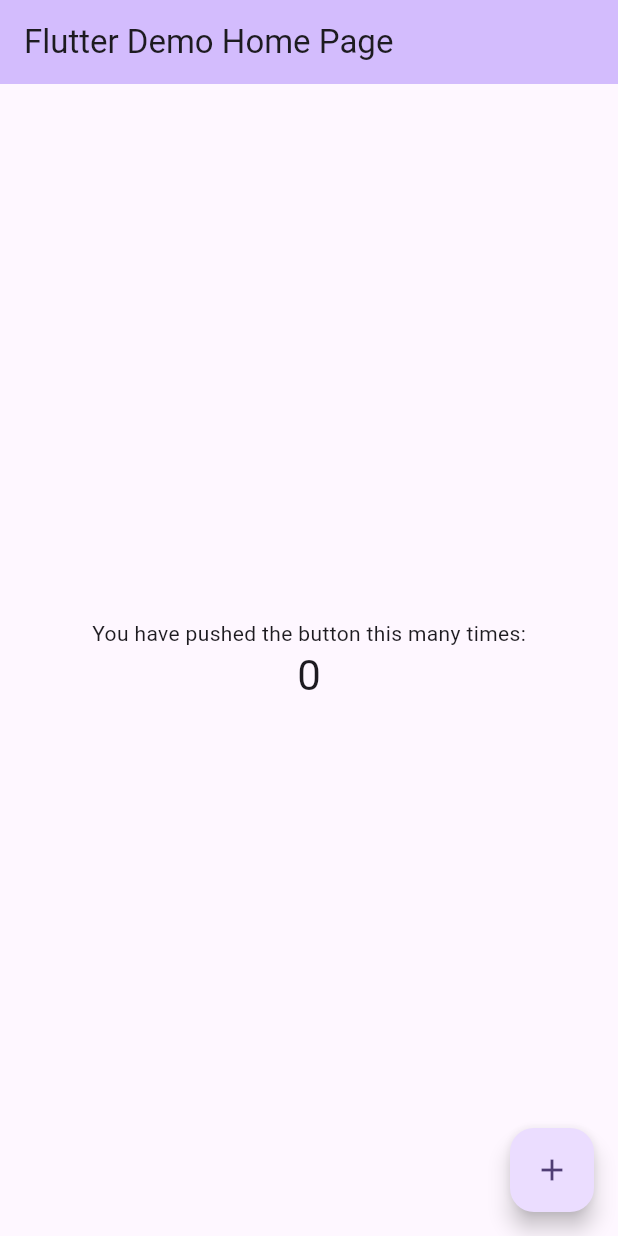
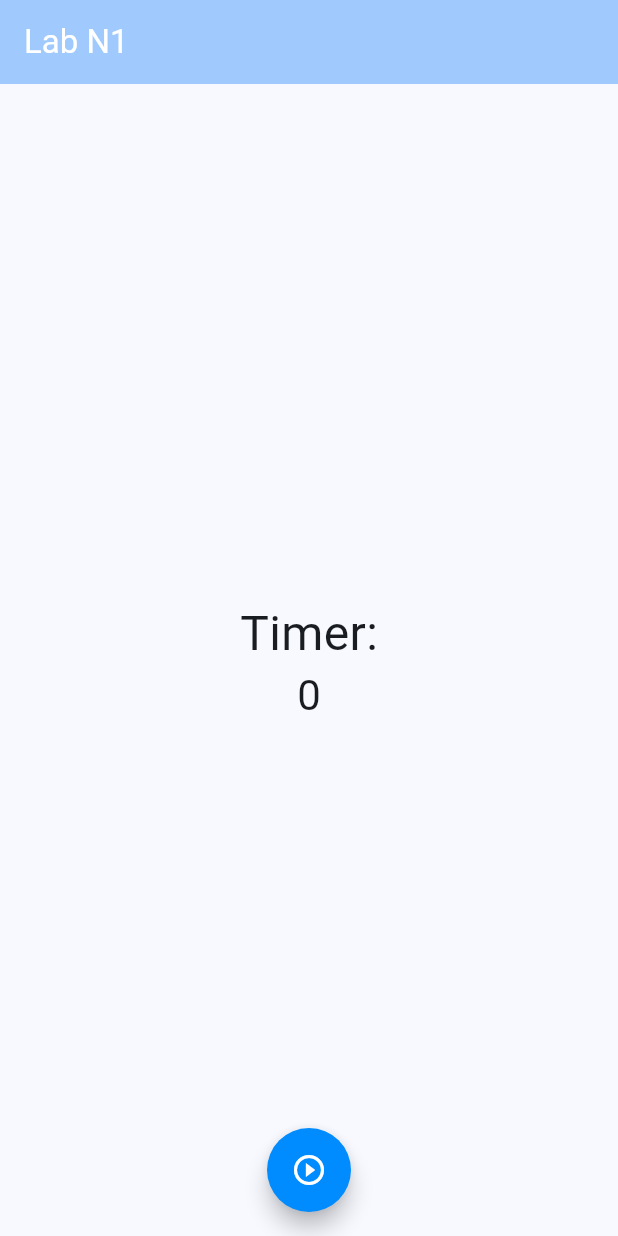
Before and after one commit to Hyder010/lab1_hyder_ahmed, a Flutter app: the screen it shows after launch, on a phone screen of 412 x 824 dp. Run offline on Flutter 3.47's test engine with Material 3 defaults, Android fonts, the phone set to English and light mode, and no system bars.

Commit message:
Updated Main UI

```diff
--- a/lib/main.dart
+++ b/lib/main.dart
@@ -11,26 +11,11 @@ class MyApp extends StatelessWidget {
   @override
   Widget build(BuildContext context) {
     return MaterialApp(
-      title: 'Flutter Demo',
+      title: 'Lab N1',
       theme: ThemeData(
-        // This is the theme of your application.
-        //
-        // TRY THIS: Try running your application with "flutter run". You'll see
-        // the application has a purple toolbar. Then, without quitting the app,
-        // try changing the seedColor in the colorScheme below to Colors.green
-        // and then invoke "hot reload" (save your changes or press the "hot
-        // reload" button in a Flutter-supported IDE, or press "r" if you used
-        // the command line to start the app).
-        //
-        // Notice that the counter didn't reset back to zero; the application
-        // state is not lost during the reload. To reset the state, use hot
-        // restart instead.
-        //
-        // This works for code too, not just values: Most code changes can be
-        // tested with just a hot reload.
-        colorScheme: .fromSeed(seedColor: Colors.deepPurple),
+        colorScheme: .fromSeed(seedColor: Colors.blue),
       ),
-      home: const MyHomePage(title: 'Flutter Demo Home Page'),
+      home: const MyHomePage(title: 'Lab N1'),
     );
   }
 }
@@ -38,17 +23,7 @@ class MyApp extends StatelessWidget {
 class MyHomePage extends StatefulWidget {
   const MyHomePage({super.key, required this.title});
 
-  // This widget is the home page of your application. It is stateful, meaning
-  // that it has a State object (defined below) that contains fields that affect
-  // how it looks.
-
-  // This class is the configuration for the state. It holds the values (in this
-  // case the title) provided by the parent (in this case the App widget) and
-  // used by the build method of the State. Fields in a Widget subclass are
-  // always marked "final".
-
   final String title;
-
   @override
   State<MyHomePage> createState() => _MyHomePageState();
 }
@@ -56,55 +31,28 @@ class MyHomePage extends StatefulWidget {
 class _MyHomePageState extends State<MyHomePage> {
   int _counter = 0;
 
-  void _incrementCounter() {
+  void _startTimer() {
     setState(() {
-      // This call to setState tells the Flutter framework that something has
-      // changed in this State, which causes it to rerun the build method below
-      // so that the display can reflect the updated values. If we changed
-      // _counter without calling setState(), then the build method would not be
-      // called again, and so nothing would appear to happen.
       _counter++;
     });
   }
 
   @override
   Widget build(BuildContext context) {
-    // This method is rerun every time setState is called, for instance as done
-    // by the _incrementCounter method above.
-    //
-    // The Flutter framework has been optimized to make rerunning build methods
-    // fast, so that you can just rebuild anything that needs updating rather
-    // than having to individually change instances of widgets.
     return Scaffold(
       appBar: AppBar(
-        // TRY THIS: Try changing the color here to a specific color (to
-        // Colors.amber, perhaps?) and trigger a hot reload to see the AppBar
-        // change color while the other colors stay the same.
         backgroundColor: Theme.of(context).colorScheme.inversePrimary,
-        // Here we take the value from the MyHomePage object that was created by
-        // the App.build method, and use it to set our appbar title.
         title: Text(widget.title),
+        foregroundColor: Colors.white,
       ),
       body: Center(
-        // Center is a layout widget. It takes a single child and positions it
-        // in the middle of the parent.
         child: Column(
-          // Column is also a layout widget. It takes a list of children and
-          // arranges them vertically. By default, it sizes itself to fit its
-          // children horizontally, and tries to be as tall as its parent.
-          //
-          // Column has various properties to control how it sizes itself and
-          // how it positions its children. Here we use mainAxisAlignment to
-          // center the children vertically; the main axis here is the vertical
-          // axis because Columns are vertical (the cross axis would be
-          // horizontal).
-          //
-          // TRY THIS: Invoke "debug painting" (choose the "Toggle Debug Paint"
-          // action in the IDE, or press "p" in the console), to see the
-          // wireframe for each widget.
           mainAxisAlignment: .center,
           children: [
-            const Text('You have pushed the button this many times:'),
+            const Text(
+              'Timer:',
+              style: TextStyle(fontSize: 32),
+            ),
             Text(
               '$_counter',
               style: Theme.of(context).textTheme.headlineMedium,
@@ -113,10 +61,14 @@ class _MyHomePageState extends State<MyHomePage> {
         ),
       ),
       floatingActionButton: FloatingActionButton(
-        onPressed: _incrementCounter,
-        tooltip: 'Increment',
-        child: const Icon(Icons.add),
+        onPressed: _startTimer,
+        tooltip: 'Start Timer',
+        backgroundColor: const Color.fromARGB(255, 0, 140, 255), // Tried a bunch of blues (pre-defined + RGB), but don't seem to match the video
+        foregroundColor: Colors.white,
+        shape: const CircleBorder(),
+        child: const Icon(Icons.play_circle_outline),
       ),
+      floatingActionButtonLocation: FloatingActionButtonLocation.centerFloat,
     );
   }
 }
```
